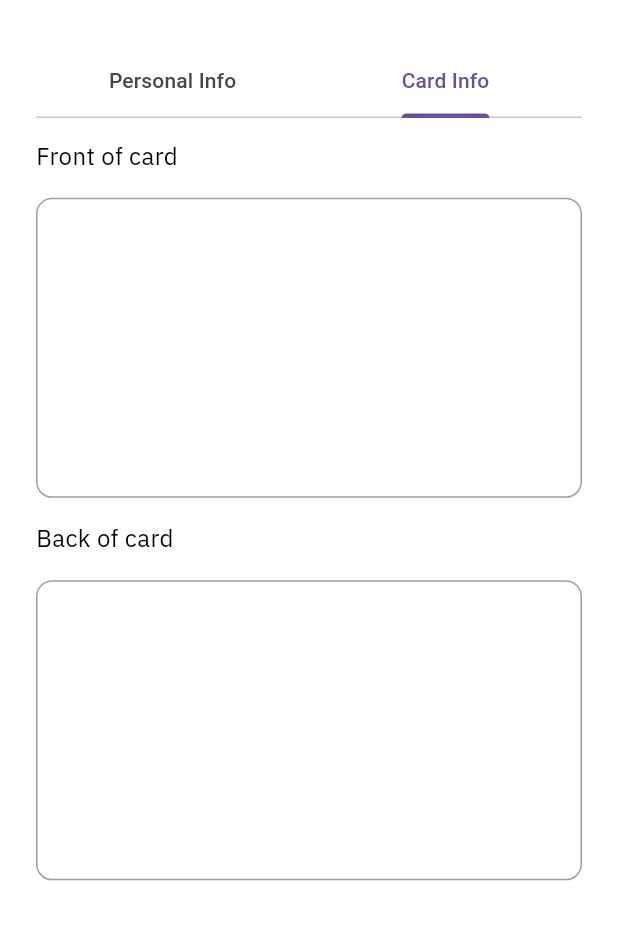
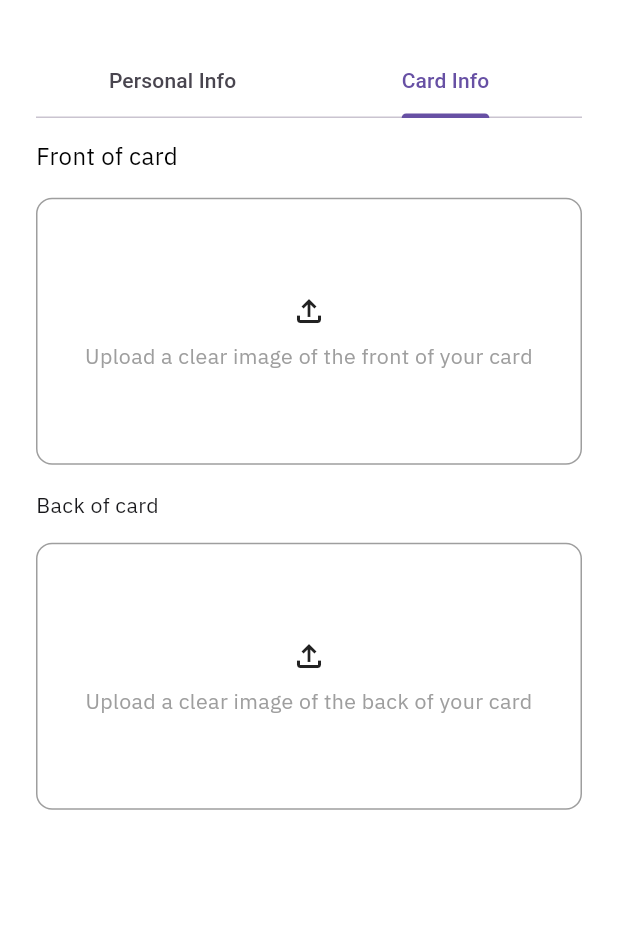
Before and after one commit to Broadspectrum-Digital-Payments/trendipay-mobile-app, a Flutter app: the KYCSetupScreen screen opened by its route, tab 2 chosen, on a phone screen of 412 x 824 dp, the part 74-1014 px from its top. Run offline on Flutter 3.47's test engine with Material 3 defaults, Android fonts, the light colour scheme and no system bars; our stand-ins replace carousel_slider, dartz, device_info_plus, dio, equatable, flutter_bloc and 16 more; accounts and stored records are empty; network calls fail.

Commit message:
kyc update

```diff
--- a/lib/core/auth/data/datasources/remote/user_remote_datasource.dart
+++ b/lib/core/auth/data/datasources/remote/user_remote_datasource.dart
@@ -13,7 +13,7 @@ abstract class UserRemoteDataSource{
   Future<String> sendOtp({required Map<String, dynamic> requestBody});
   Future<String> verifyOtp({required Map<String, dynamic> requestBody});
   Future<String> changePin({required Map<String, dynamic> requestBody});
-  Future<bool> uploadSelfie({required Map<String, dynamic> requestBody});
+  Future<bool> uploadKYCFile({required Map<String, dynamic> requestBody});
 }
 
 class UserRemoteDataSourceImpl extends UserRemoteDataSource{
@@ -102,7 +102,7 @@ class UserRemoteDataSourceImpl extends UserRemoteDataSource{
   }
 
   @override
-  Future<bool> uploadSelfie({required Map<String, dynamic> requestBody}) async{
+  Future<bool> uploadKYCFile({required Map<String, dynamic> requestBody}) async{
     final response = await httpServiceRequester.postFormDataRequest(
       endpoint: ApiRoutes.uploadSelfie,
       requestBody: FormData.fromMap(requestBody),
--- a/lib/core/auth/data/repositories/user_repository.dart
+++ b/lib/core/auth/data/repositories/user_repository.dart
@@ -13,7 +13,7 @@ abstract class UserRepository{
   Future<Either<Failure, String>> sendOtp({required Map<String, dynamic> requestBody});
   Future<Either<Failure, String>> verifyOtp({required Map<String, dynamic> requestBody});
   Future<Either<Failure, String>> changePin({required Map<String, dynamic> requestBody});
-  Future<Either<Failure, bool>> uploadSelfie({required Map<String, dynamic> requestBody});
+  Future<Either<Failure, bool>> uploadKYCFile({required Map<String, dynamic> requestBody});
 
   ///LOCAL DB
   Future<Either<Failure, UserModel>> retrieveUser();
@@ -106,9 +106,9 @@ class UserRepositoryImpl extends UserRepository{
   }
 
   @override
-  Future<Either<Failure, bool>> uploadSelfie({required Map<String, dynamic> requestBody}) async{
+  Future<Either<Failure, bool>> uploadKYCFile({required Map<String, dynamic> requestBody}) async{
     try {
-      final response = await userRemoteDataSource.uploadSelfie(requestBody: requestBody);
+      final response = await userRemoteDataSource.uploadKYCFile(requestBody: requestBody);
       return Right(response);
     } catch (e) {
       return Left(FailureToMessage.returnLeftError(e));
--- a/lib/core/utils/app_dialog_util.dart
+++ b/lib/core/utils/app_dialog_util.dart
@@ -29,9 +29,10 @@ class AppDialogUtil {
                 children: <Widget>[
                   AppLottie(
                     filePath: BDPImages.loading,
-                    height: AppThemeUtil.radius(32.0),
-                    width: AppThemeUtil.radius(32.0),
+                    height: AppThemeUtil.radius(120.0),
+                    width: AppThemeUtil.radius(120.0),
                     repeat: true,
+                    fit: BoxFit.contain,
                   ),
                 ],
               ),
--- a/lib/core/view_models/user_view_model.dart
+++ b/lib/core/view_models/user_view_model.dart
@@ -100,12 +100,26 @@ class UserViewModel extends BaseViewModel{
     });
   }
 
-  Future<void> uploadSelfie(BuildContext context, {required Map<String, dynamic> requestBody}) async{
+  bool _selfieUploaded = false;
+  bool get selfieUploaded => _selfieUploaded;
+
+  Future<void> uploadKYCFile(BuildContext context, {required Map<String, dynamic> requestBody}) async{
     AppDialogUtil.loadingDialog(context);
 
-    final imagePath = await MediaFileUtil.getMultipartFile(requestBody['selfie']?? '');
-    requestBody['selfie'] = imagePath;
-    final result = await _userRepository.uploadSelfie(requestBody: requestBody);
+    if(requestBody['selfie'] != null){
+      final imagePath = await MediaFileUtil.getMultipartFile(requestBody['selfie']?? '');
+      requestBody['selfie'] = imagePath;
+    }
+    if(requestBody['ghana-card-front'] != null){
+      final imagePath = await MediaFileUtil.getMultipartFile(requestBody['ghana-card-front']?? '');
+      requestBody['ghana-card-front'] = imagePath;
+    }
+    if(requestBody['ghana-card-back'] != null){
+      final imagePath = await MediaFileUtil.getMultipartFile(requestBody['ghana-card-back']?? '');
+      requestBody['ghana-card-back'] = imagePath;
+    }
+
+    final result = await _userRepository.uploadKYCFile(requestBody: requestBody);
 
     if(context.mounted) {AppNavigator.pop(context);}
 
@@ -120,6 +134,8 @@ class UserViewModel extends BaseViewModel{
       });
 
     }, (right) {
+      _selfieUploaded = true;
+      notifyListeners();
       AppDialogUtil.popUpModal(
         context,
         modalContent: const SuccessModalContent(
@@ -129,7 +145,6 @@ class UserViewModel extends BaseViewModel{
       );
     });
   }
-
 
 //   Future<void> forgotPassword(BuildContext context, {bool isResend = false, required Map<String, dynamic> requestBody}) async{
 //     if(!isResend) AppDialogUtil.loadingDialog(context);
--- a/lib/src/feature/kyc/presentation/widgets/card_info_tab.dart
+++ b/lib/src/feature/kyc/presentation/widgets/card_info_tab.dart
@@ -1,7 +1,15 @@
 
+import 'dart:io';
+
+import 'package:bdp_payment_app/common/constants/styles.dart';
+import 'package:bdp_payment_app/core/constants/colors.dart';
 import 'package:bdp_payment_app/core/utils/app_theme_util.dart';
+import 'package:bdp_payment_app/src/shared_widgets/common/v_space.dart';
 import 'package:flutter/material.dart';
+import 'package:provider/provider.dart';
 import '../../../../../core/constants/sizes.dart';
+import '../../../../../core/utils/media_file_util.dart';
+import '../../../../../core/view_models/user_view_model.dart';
 
 class CardInfoTab extends StatefulWidget {
   const CardInfoTab({super.key});
@@ -11,6 +19,8 @@ class CardInfoTab extends StatefulWidget {
 }
 
 class _CardInfoTabState extends State<CardInfoTab> {
+  final frontCardFilePath = ValueNotifier<String>('');
+  final backCardFilePath = ValueNotifier<String>('');
 
   @override
   Widget build(BuildContext context) {
@@ -43,94 +53,122 @@ class _CardInfoTabState extends State<CardInfoTab> {
           const SizedBox(height: BDPSizes.spaceBtwInputFields),
           GestureDetector(
             onTap: () async {
-
+              final croppedFile = await MediaFileUtil.getPickedSourceImage(
+                cropped: false,
+              );
+              if(croppedFile != null){
+                frontCardFilePath.value = croppedFile;
+                if(!context.mounted) return;
+                await context.read<UserViewModel>().uploadKYCFile(
+                  context,
+                  requestBody: {
+                    'ghana-card-front': croppedFile,
+                  },
+                );
+              }
             },
             child: Container(
               width: double.infinity,
-              height: 200, // Adjust height as needed
+              height: AppThemeUtil.height(200),
               decoration: BoxDecoration(
                   border: Border.all(
                     color: Colors.grey, // Color of the border
                     width: 1, // Width of the border
                   ),
                   borderRadius: BorderRadius.circular(AppThemeUtil.radius(12.0))),
-              // child: state.submittingData
-              //     ? const Center(
-              //         child: ZLoader(loaderColor: BDPColors.primary),
-              //       )
-              //     : state.documentFrontFile == null ?
-              //     const Column(
-              //         mainAxisAlignment: MainAxisAlignment.center,
-              //         children: [
-              //           Icon(Icons.file_upload_outlined), // Icon
-              //           SizedBox(
-              //               height: 8), // Spacer between icon and text
-              //           Text(
-              //             'Upload a clear image of the front of your card',
-              //             textAlign: TextAlign.center,
-              //             style: TextStyle(
-              //                 fontWeight: FontWeight.w400,
-              //                 fontSize: 16,
-              //                 color: Colors.grey),
-              //           )
-              //         ],
-              //       )
-              //         : ClipRRect(
-              //             borderRadius: BorderRadius.circular(12.r),
-              //             // child: Image.file(
-              //             //   state.documentFrontFile!,
-              //             //   fit: BoxFit.cover,
-              //             // ),
-              //           ),
+              child: ValueListenableBuilder<String>(
+                valueListenable: frontCardFilePath,
+                builder: (context, fromCardFilePathValue, child) {
+                  return fromCardFilePathValue.isEmpty ?
+                  Column(
+                    mainAxisAlignment: MainAxisAlignment.center,
+                    children: [
+                      const Icon(Icons.file_upload_outlined), // Icon
+                      const VSpace(height: 8), // Spacer between icon and text
+                      Text(
+                        'Upload a clear image of the front of your card',
+                        textAlign: TextAlign.center,
+                        style: kRegularFontStyle.copyWith(
+                          fontSize: AppThemeUtil.fontSize(16),
+                          color: Colors.grey,
+                        ),
+                      )
+                    ],
+                  )
+                  :
+                  ClipRRect(
+                    borderRadius: BorderRadius.circular(AppThemeUtil.radius(12)),
+                    child: Image.file(
+                      File(fromCardFilePathValue),
+                      fit: BoxFit.cover,
+                    ),
+                  );
+                }
+              ),
             ),
           ),
           const SizedBox(height: BDPSizes.spaceBtwInputFields),
-          const Text("Back of card",
-              style: TextStyle(
-                fontSize: 16,
-                fontWeight: FontWeight.w400,
-              )),
+          Text("Back of card",
+              style: kRegularFontStyle.copyWith(
+                fontSize: AppThemeUtil.fontSize(16),
+                color: BDPColors.dark90,
+              ),
+          ),
           const SizedBox(height: BDPSizes.spaceBtwInputFields),
           GestureDetector(
             onTap: () async {
+              final croppedFile = await MediaFileUtil.getPickedSourceImage(
+                cropped: false,
+              );
+              if(croppedFile != null){
+                backCardFilePath.value = croppedFile;
+                if(!context.mounted) return;
+                await context.read<UserViewModel>().uploadKYCFile(
+                  context,
+                  requestBody: {
+                    'ghana-card-back': croppedFile,
+                  },
+                );
+              }
             },
             child: Container(
               width: double.infinity,
-              height: 200, // Adjust height as needed
+              height: AppThemeUtil.height(200),
               decoration: BoxDecoration(
                   border: Border.all(
                     color: Colors.grey, // Color of the border
                     width: 1, // Width of the border
                   ),
                   borderRadius: BorderRadius.circular(AppThemeUtil.radius(12.0))),
-              // child: state.submittingData
-              //     ? Center(
-              //         child: loader(loaderColor: BDPColors.primary),
-              //       )
-              //     : state.documentBackFile == null
-              //         ? const Column(
-              //             mainAxisAlignment: MainAxisAlignment.center,
-              //             children: [
-              //               Icon(Icons.file_upload_outlined), // Icon
-              //               SizedBox(
-              //                   height: 8), // Spacer between icon and text
-              //               Text(
-              //                 'Upload a clear image of the back of your card',
-              //                 textAlign: TextAlign.center,
-              //                 style: TextStyle(
-              //                     fontWeight: FontWeight.w400,
-              //                     fontSize: 16,
-              //                     color: Colors.grey),
-              //               )
-              //             ],
-              //           )
-              //         : ClipRRect(
-              //             borderRadius: BorderRadius.circular(12.r),
-              //             child: Image.file(
-              //               state.documentBackFile!,
-              //               fit: BoxFit.cover,
-              //             ),
-              //           ),
+              child: ValueListenableBuilder<String>(
+                valueListenable: backCardFilePath,
+                builder: (context, backCardFilePathValue, child) {
+                  return backCardFilePathValue.isEmpty ?
+                  Column(
+                    mainAxisAlignment: MainAxisAlignment.center,
+                    children: [
+                      const Icon(Icons.file_upload_outlined), // Icon
+                      const VSpace(height: 8),
+                      Text(
+                        'Upload a clear image of the back of your card',
+                        textAlign: TextAlign.center,
+                        style: kRegularFontStyle.copyWith(
+                          fontSize: AppThemeUtil.fontSize(16),
+                          color: Colors.grey,
+                        ),
+                      )
+                    ],
+                )
+                :
+                ClipRRect(
+                  borderRadius: BorderRadius.circular(AppThemeUtil.radius(12)),
+                  child: Image.file(
+                    File(backCardFilePathValue),
+                    fit: BoxFit.cover,
+                  ),
+                );
+                }
+              ),
             ),
           ),
         ],
--- a/lib/src/feature/wallet/presentation/screens/wallet_screen.dart
+++ b/lib/src/feature/wallet/presentation/screens/wallet_screen.dart
@@ -83,10 +83,10 @@ class _WalletScreenState extends State<WalletScreen> {
                         transactionName: BDPTexts.moneyTransfer,
                         image: BDPImages.moneyTransfer,
                         onPressed: () {
-                          if(user.kycStatus == kQueuedStatus){
+                          // if(user.kycStatus == kQueuedStatus){
                             AppNavigator.pushNamed(context, AppRoute.kycSetupScreen);
                             return;
-                          }
+                          // }
                           if(user.kycStatus == kSubmittedStatus){
                             AppDialogUtil.popUpModal(
                               context,
--- a/lib/src/shared_widgets/modals/success_modal_content.dart
+++ b/lib/src/shared_widgets/modals/success_modal_content.dart
@@ -48,6 +48,7 @@ class SuccessModalContent extends StatelessWidget {
                 fontSize: AppThemeUtil.fontSize(20),
                 color: BDPColors.dark90,
               ),
+              textAlign: TextAlign.center,
             ),
           ]
         ],
@@ -57,6 +58,7 @@ class SuccessModalContent extends StatelessWidget {
           mainAxisAlignment: MainAxisAlignment.center,
           children: [
             BDPPrimaryButton(
+              hasIcon: false,
               onPressed: onButtonPressed?? (){
                 AppNavigator.pop(context);
               },
@@ -66,11 +68,12 @@ class SuccessModalContent extends StatelessWidget {
         )
       ],
       child: message.isEmpty? const SizedBox.shrink() :  Text(
-        title,
+        message,
         style: kRegularFontStyle.copyWith(
           fontSize: AppThemeUtil.fontSize(16),
           color: BDPColors.dark90,
         ),
+        textAlign: TextAlign.center,
       ),
     );
   }
```
Also changed, not shown: assets/animations/check.json (+1 -1 lines), lib/src/feature/kyc/presentation/widgets/personal_info_tab.dart (+9 -3 lines).
